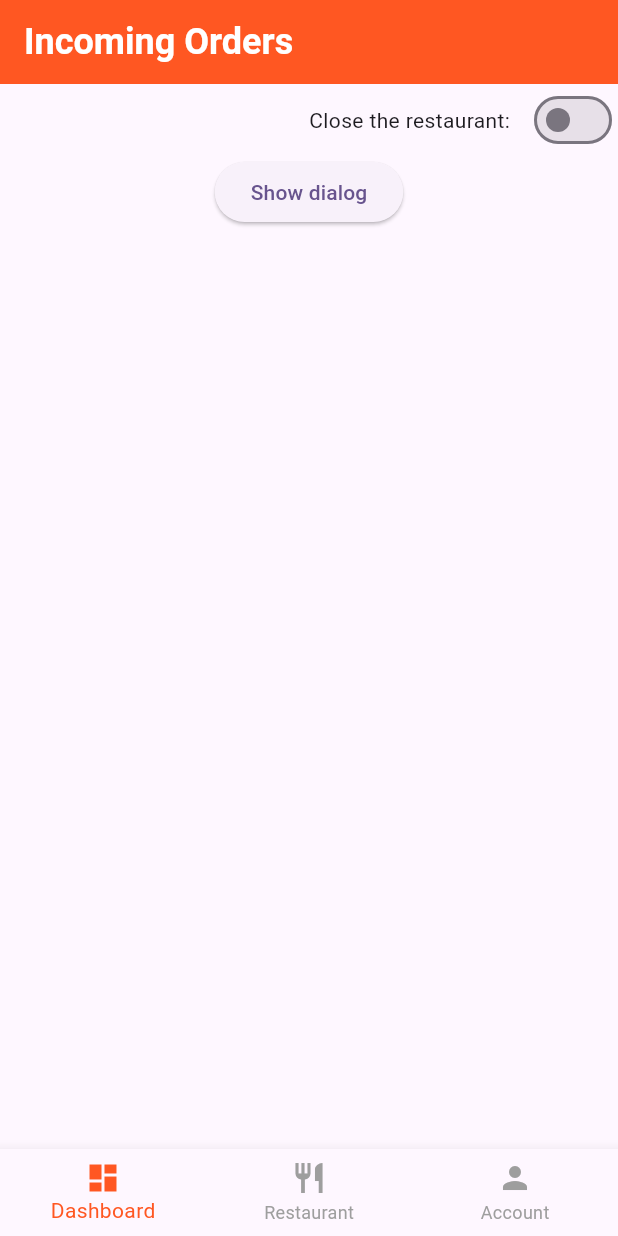
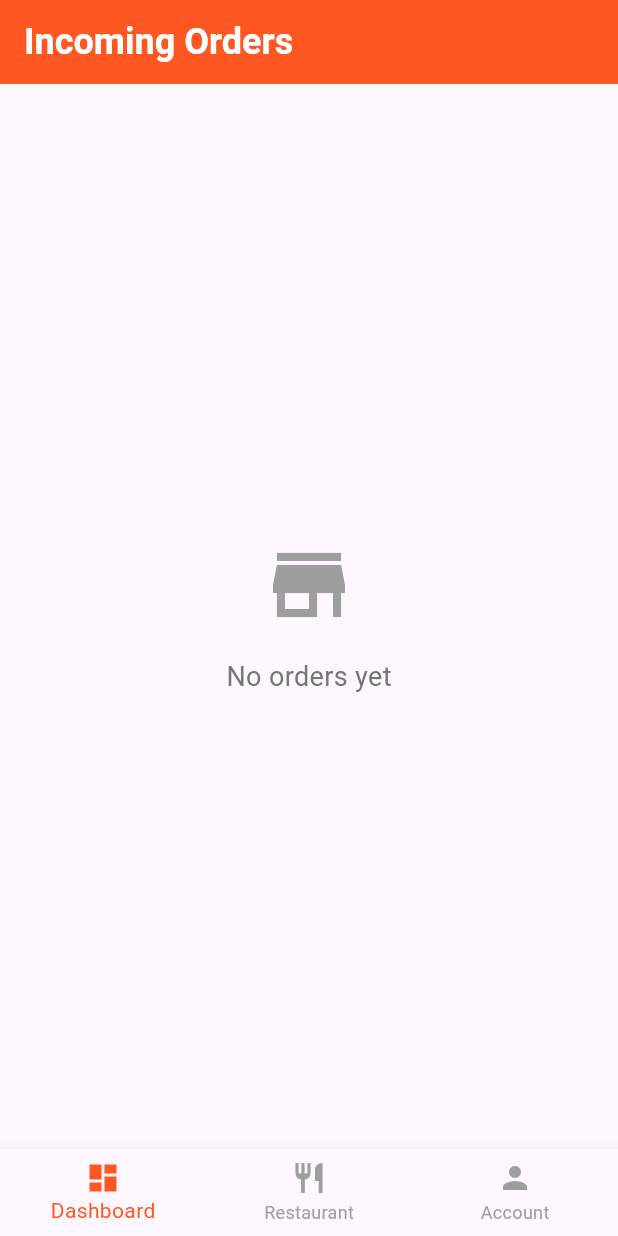
Before and after one commit to KhalilHen/live-orders-app, a Flutter app: the screen it shows after launch, on a phone screen of 412 x 824 dp. Run offline on Flutter 3.47's test engine with Material 3 defaults, Android fonts, the light colour scheme and no system bars; our stand-ins replace firebase_core, introduction_screen, line_icons, supabase_flutter; accounts and stored records are empty; generated files the repository leaves out were written again.

Commit message:
Added  different screen when orders are empty

```diff
--- a/lib/pages/homepage.dart
+++ b/lib/pages/homepage.dart
@@ -1,4 +1,5 @@
 import 'package:flutter/material.dart';
+import 'package:live_order_apps/models/order.dart';
 
 class HomePage extends StatefulWidget {
   const HomePage({super.key});
@@ -8,6 +9,8 @@ class HomePage extends StatefulWidget {
 }
 
 class _HomePageState extends State<HomePage> {
+  List<Order> orders = [];
+
   @override
   Widget build(BuildContext context) {
     return Scaffold(
@@ -19,7 +22,28 @@ class _HomePageState extends State<HomePage> {
         ),
         backgroundColor: Colors.deepOrange,
       ),
-      body: Column(
+      body: orders.isEmpty
+          ? Center(
+              child: Column(
+                mainAxisAlignment: MainAxisAlignment.center,
+                children: [
+                  Icon(
+                    Icons.store,
+                    size: 64,
+                    color: Colors.grey,
+                  ),
+                  SizedBox(
+                    height: 16,
+                  ),
+                  Text(
+                    'No orders yet',
+                    style: TextStyle(fontSize: 18, color: Colors.grey[600]),
+                  )
+                ],
+              ),
+            )
+          : Center(
+              child: Column(
                 children: [
                   Row(
                     mainAxisAlignment: MainAxisAlignment.end,
@@ -48,6 +72,7 @@ class _HomePageState extends State<HomePage> {
                     ),
                   ),
                 ],
+              ),
             ),
       bottomNavigationBar: BottomNavigationBar(
         selectedItemColor: Colors.deepOrange,
@@ -87,9 +112,6 @@ class _HomePageState extends State<HomePage> {
         children: [
           Icon(Icons.priority_high, color: Colors.red),
           // SizedBox(width: 3),
-          SizedBox(
-            width: 3,
-          ),
           Text("New Order!"),
           // Text("Incoming Order!"),
         ],
```
Lines whose indentation alone changed are shown as unchanged.
